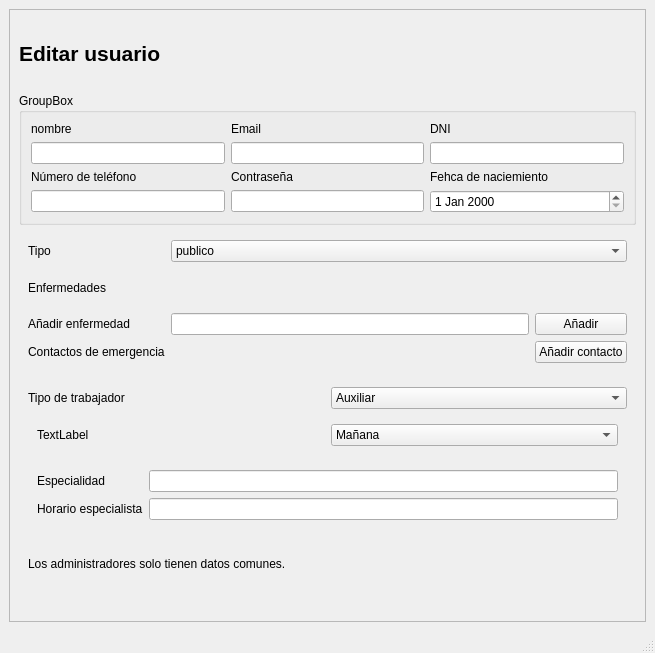
Above: src/vista/ui/admin/editar_usuario.ui from mbatla00/cediza_IS before the change. Below: the same form after it.
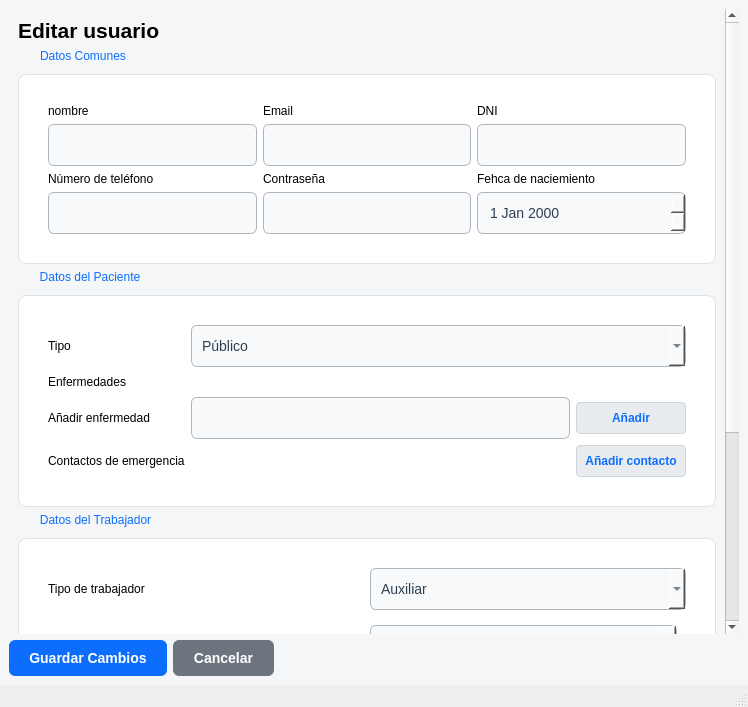
That is the form after the change.

Patch:
```diff
--- a/src/vista/ui/admin/editar_usuario.ui
+++ b/src/vista/ui/admin/editar_usuario.ui
@@ -6,13 +6,98 @@
    <rect>
     <x>0</x>
     <y>0</y>
-    <width>655</width>
-    <height>653</height>
+    <width>748</width>
+    <height>707</height>
    </rect>
   </property>
   <property name="windowTitle">
    <string>MainWindow</string>
   </property>
+  <property name="styleSheet">
+   <string notr="true">/* 1. Fondo de la ventana (Gris clarito) */
+QWidget#centralwidget {
+    background-color: #f4f6f8;
+}
+
+/* 2. Ocultar los bordes feos del ScrollArea para que parezca web */
+QScrollArea {
+    border: none;
+    background-color: transparent;
+}
+QWidget#scrollAreaWidgetContents {
+    background-color: transparent;
+}
+
+/* 3. El efecto &quot;Tarjeta Blanca&quot; para los bloques de datos */
+QGroupBox {
+    background-color: #ffffff;
+    border: 1px solid #dee2e6;
+    border-radius: 8px;
+    margin-top: 25px; /* Deja espacio para que el título respire */
+    padding: 20px;
+}
+
+/* 4. Título de los bloques (Ej: &quot;Datos Comunes&quot;) */
+QGroupBox::title {
+    subcontrol-origin: margin;
+    left: 15px;
+    padding: 0 5px;
+    color: #0d6efd; /* Azul principal */
+    font-size: 16px;
+    font-weight: bold;
+}
+
+/* 5. Cajas de texto, fechas y desplegables */
+QLineEdit, QDateEdit, QComboBox {
+    border: 1px solid #adb5bd;
+    border-radius: 6px;
+    padding: 10px;
+    background-color: #f8f9fa;
+    font-size: 14px;
+    color: #2c3e50;
+    min-height: 20px;
+}
+
+/* Efecto al escribir o seleccionar */
+QLineEdit:focus, QDateEdit:focus, QComboBox:focus {
+    border: 2px solid #0d6efd;
+    background-color: #ffffff;
+}
+
+/* 6. Botones Fijos de abajo */
+QPushButton#btn_guardar {
+    background-color: #0d6efd;
+    color: white;
+    border-radius: 6px;
+    padding: 10px 20px;
+    font-weight: bold;
+    font-size: 14px;
+}
+QPushButton#btn_guardar:hover { background-color: #0b5ed7; }
+
+QPushButton#btn_cancelar {
+    background-color: #6c757d;
+    color: white;
+    border-radius: 6px;
+    padding: 10px 20px;
+    font-weight: bold;
+    font-size: 14px;
+}
+QPushButton#btn_cancelar:hover { background-color: #5a6268; }
+
+/* 7. Botones pequeñitos de añadir (+) en el paciente */
+QPushButton#btn_anadir_contacto, QPushButton#btn_anadir_enfermedad {
+    background-color: #e9ecef;
+    color: #0d6efd;
+    border: 1px solid #ced4da;
+    border-radius: 4px;
+    padding: 8px;
+    font-weight: bold;
+}
+QPushButton#btn_anadir_contacto:hover, QPushButton#btn_anadir_enfermedad:hover {
+    background-color: #dee2e6;
+}</string>
+  </property>
   <widget class="QWidget" name="centralwidget">
    <layout class="QGridLayout" name="gridLayout">
     <item row="0" column="0">
@@ -24,16 +109,35 @@
        <property name="geometry">
         <rect>
          <x>0</x>
-         <y>0</y>
-         <width>635</width>
-         <height>590</height>
+         <y>-177</y>
+         <width>713</width>
+         <height>936</height>
         </rect>
        </property>
-       <layout class="QGridLayout" name="gridLayout_3">
-        <item row="1" column="1" colspan="2">
-         <widget class="QGroupBox" name="groupBox">
+       <layout class="QVBoxLayout" name="verticalLayout">
+        <item>
+         <widget class="QLabel" name="label_7">
+          <property name="maximumSize">
+           <size>
+            <width>16777215</width>
+            <height>70</height>
+           </size>
+          </property>
+          <property name="font">
+           <font>
+            <pointsize>16</pointsize>
+            <bold>true</bold>
+           </font>
+          </property>
+          <property name="text">
+           <string>Editar usuario</string>
+          </property>
+         </widget>
+        </item>
+        <item>
+         <widget class="QGroupBox" name="box_datos_comunes">
           <property name="title">
-           <string>GroupBox</string>
+           <string>Datos Comunes</string>
           </property>
           <layout class="QGridLayout" name="gridLayout_2">
            <item row="1" column="0">
@@ -103,27 +207,11 @@
           </layout>
          </widget>
         </item>
-        <item row="0" column="1">
-         <widget class="QLabel" name="label_7">
-          <property name="maximumSize">
-           <size>
-            <width>16777215</width>
-            <height>70</height>
-           </size>
+        <item>
+         <widget class="QGroupBox" name="box_rol_paciente">
+          <property name="title">
+           <string>Datos del Paciente</string>
           </property>
-          <property name="font">
-           <font>
-            <pointsize>16</pointsize>
-            <bold>true</bold>
-           </font>
-          </property>
-          <property name="text">
-           <string>Editar usuario</string>
-          </property>
-         </widget>
-        </item>
-        <item row="3" column="1" rowspan="2" colspan="2">
-         <widget class="QWidget" name="widget_rol_paciente" native="true">
           <layout class="QGridLayout" name="gridLayout_4">
            <item row="1" column="1" colspan="2">
             <widget class="QWidget" name="widget_enfermedades_layout" native="true">
@@ -165,7 +253,7 @@
             <widget class="QComboBox" name="cmb_tipo_paciente">
              <item>
               <property name="text">
-               <string>publico</string>
+               <string>Público</string>
               </property>
              </item>
              <item>
@@ -197,8 +285,11 @@
           </layout>
          </widget>
         </item>
-        <item row="8" column="1" colspan="2">
-         <widget class="QWidget" name="widget_rol_trabajador" native="true">
+        <item>
+         <widget class="QGroupBox" name="box_rol_trabajador">
+          <property name="title">
+           <string>Datos del Trabajador</string>
+          </property>
           <layout class="QGridLayout" name="gridLayout_6">
            <item row="0" column="1">
             <widget class="QComboBox" name="cmb_tipo_trabajador">
@@ -282,26 +373,80 @@
           </layout>
          </widget>
         </item>
-        <item row="9" column="1" colspan="2">
-         <widget class="QWidget" name="widget_rol_admin" native="true">
+        <item>
+         <widget class="QGroupBox" name="box_rol_admin">
+          <property name="title">
+           <string>Datos del Admin</string>
+          </property>
           <layout class="QGridLayout" name="gridLayout_8">
            <item row="1" column="0">
-            <widget class="QWidget" name="widget_rol_admin_2" native="true"/>
-           </item>
-           <item row="0" column="0">
-            <widget class="QLabel" name="label_14">
-             <property name="text">
-              <string>Los administradores solo tienen datos comunes.</string>
-             </property>
+            <widget class="QWidget" name="widget_rol_admin_2" native="true">
+             <widget class="QLabel" name="label_14">
+              <property name="geometry">
+               <rect>
+                <x>20</x>
+                <y>0</y>
+                <width>255</width>
+                <height>16</height>
+               </rect>
+              </property>
+              <property name="text">
+               <string>Los administradores solo tienen datos comunes.</string>
+              </property>
+             </widget>
             </widget>
            </item>
           </layout>
          </widget>
         </item>
+        <item>
+         <spacer name="verticalSpacer">
+          <property name="orientation">
+           <enum>Qt::Orientation::Vertical</enum>
+          </property>
+          <property name="sizeHint" stdset="0">
+           <size>
+            <width>20</width>
+            <height>44</height>
+           </size>
+          </property>
+         </spacer>
+        </item>
        </layout>
       </widget>
      </widget>
     </item>
+    <item row="1" column="0">
+     <layout class="QHBoxLayout" name="horizontalLayout_2">
+      <item>
+       <widget class="QPushButton" name="btn_guardar">
+        <property name="text">
+         <string>Guardar Cambios</string>
+        </property>
+       </widget>
+      </item>
+      <item>
+       <widget class="QPushButton" name="btn_cancelar">
+        <property name="text">
+         <string>Cancelar</string>
+        </property>
+       </widget>
+      </item>
+      <item>
+       <spacer name="horizontalSpacer">
+        <property name="orientation">
+         <enum>Qt::Orientation::Horizontal</enum>
+        </property>
+        <property name="sizeHint" stdset="0">
+         <size>
+          <width>40</width>
+          <height>20</height>
+         </size>
+        </property>
+       </spacer>
+      </item>
+     </layout>
+    </item>
    </layout>
   </widget>
   <widget class="QMenuBar" name="menubar">
```
Left out of the diff: 4 changed lines with no effect on the pictures.
